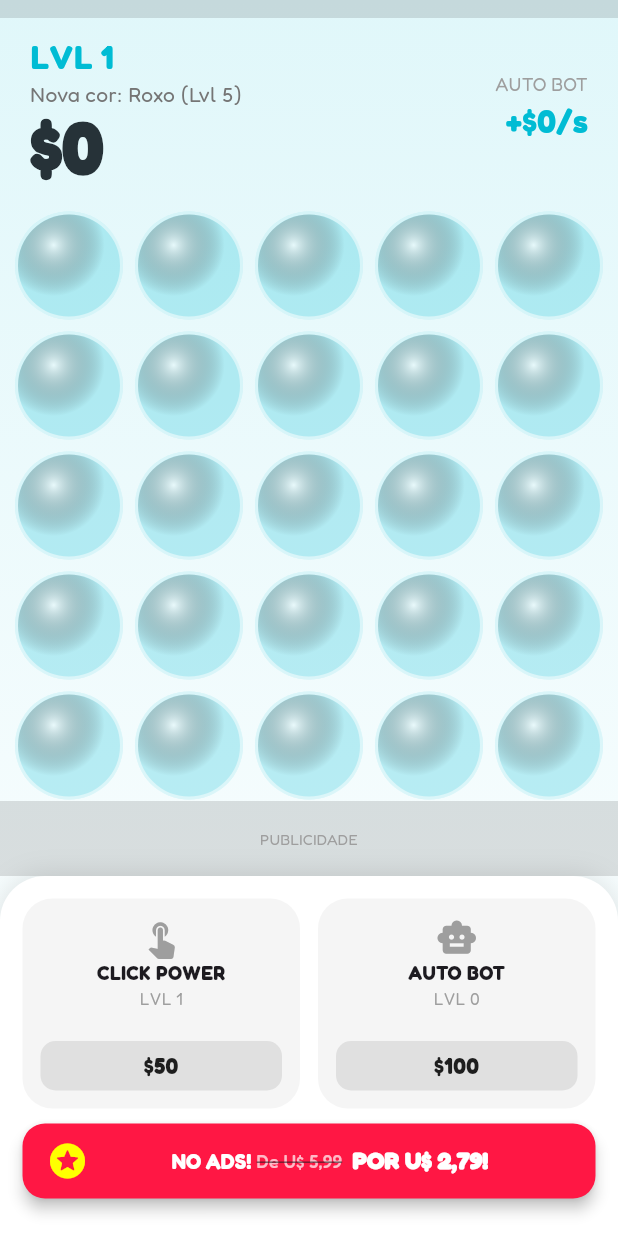
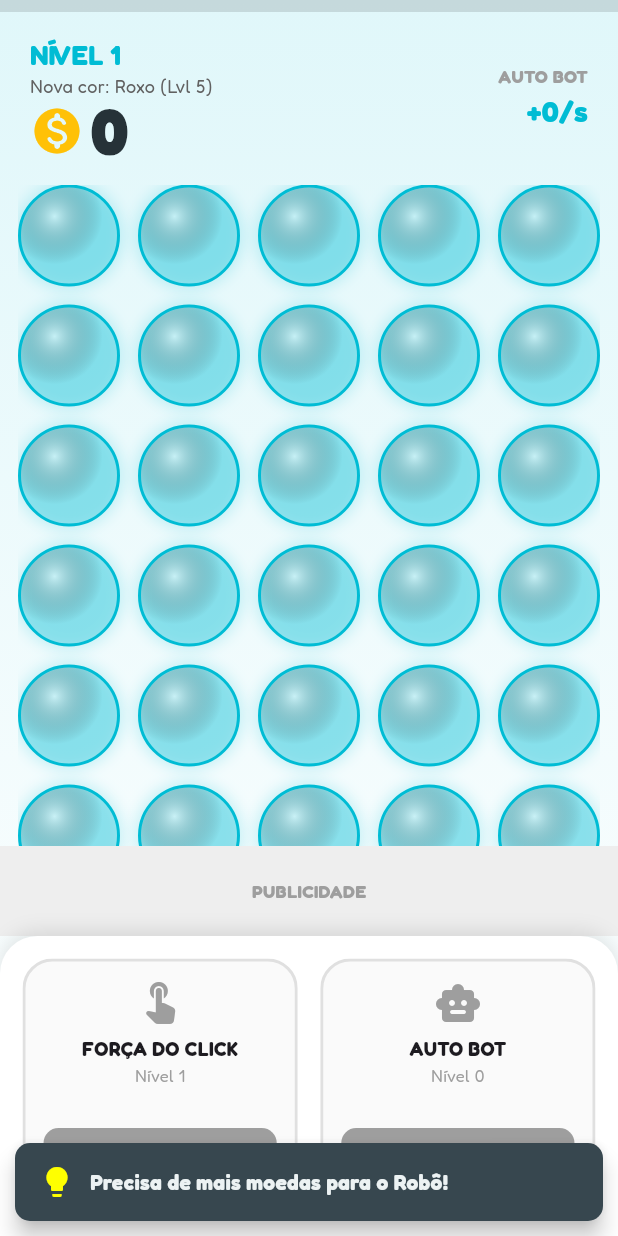
Before and after one commit to felipergalvao/plastico-bolha, a Flutter app: the screen it shows after launch, after a tap on "AUTO BOT", on a phone screen of 412 x 824 dp. Run offline on Flutter 3.47's test engine with Material 3 defaults, Android fonts, the phone set to English and light mode, and no system bars; our stand-ins replace audioplayers, google_fonts, google_mobile_ads, shared_preferences, vibration; network calls fail.

Commit message:
fix: layout, touch accuracy and add tutorial tips

```diff
--- a/lib/main.dart
+++ b/lib/main.dart
@@ -26,7 +26,12 @@ class BubbleTycoonApp extends StatelessWidget {
       debugShowCheckedModeBanner: false,
       theme: ThemeData(
         useMaterial3: true,
+        // Fonte divertida e moderna para todo o app
         textTheme: GoogleFonts.fredokaTextTheme(),
+        colorScheme: ColorScheme.fromSeed(
+          seedColor: Colors.cyan,
+          brightness: Brightness.light,
+        ),
       ),
       home: const GameScreen(),
     );
@@ -41,7 +46,7 @@ class GameScreen extends StatefulWidget {
 }
 
 class _GameScreenState extends State<GameScreen> with WidgetsBindingObserver {
-  // --- Estado ---
+  // --- Variáveis de Estado do Jogo ---
   double money = 0;
   double totalEarnings = 0;
   int clickValue = 1;
@@ -51,18 +56,22 @@ class _GameScreenState extends State<GameScreen> with WidgetsBindingObserver {
   double costClickUpgrade = 50;
   double costAutoUpgrade = 100;
 
+  // --- Sistema e Recursos ---
   final AudioPlayer _sfxPlayer = AudioPlayer();
   BannerAd? _bannerAd;
   bool _isBannerAdLoaded = false;
   InterstitialAd? _interstitialAd;
   Timer? _autoClickTimer;
+  bool _hasShownFirstTip = false; // Controle para o tutorial
 
-  // Grid Config (8 linhas para caber tudo e rolar se precisar)
+  // --- Configuração da Grade ---
+  // Reduzido para 7 linhas para garantir espaço pro Ad
   final int _columns = 5;
-  final int _rows = 8;
+  final int _rows = 7;
   late int _totalBubbles;
-  final double _gridPadding = 10.0;
+  final double _gridPadding = 12.0;
 
+  // Chaves para controlar cada bolha individualmente
   late List<GlobalKey<_BubbleWidgetState>> _bubbleKeys;
 
   @override
@@ -73,11 +82,18 @@ class _GameScreenState extends State<GameScreen> with WidgetsBindingObserver {
     _bubbleKeys = List.generate(_totalBubbles, (_) => GlobalKey<_BubbleWidgetState>());
 
     _sfxPlayer.setReleaseMode(ReleaseMode.stop);
-    _loadProgress();
-    _startAutoClicker();
+    _loadProgress(); // Carrega o jogo salvo
 
     _initBannerAd();
     _loadInterstitialAd();
+
+    // Dica inicial após um pequeno delay
+    Future.delayed(const Duration(seconds: 2), () {
+      if (totalEarnings == 0) {
+        _showTip("Bem-vindo! Toque nas bolhas para ganhar 'Moedas'!");
+        _hasShownFirstTip = true;
+      }
+    });
   }
 
   @override
@@ -90,6 +106,7 @@ class _GameScreenState extends State<GameScreen> with WidgetsBindingObserver {
     super.dispose();
   }
 
+  // --- Ciclo de Vida do App (Pausa o Bot quando sai) ---
   @override
   void didChangeAppLifecycleState(AppLifecycleState state) {
     if (state == AppLifecycleState.paused) {
@@ -109,35 +126,7 @@ class _GameScreenState extends State<GameScreen> with WidgetsBindingObserver {
     }
   }
 
-  // --- Lógica Matemática e Swipe ---
-
-  // Função crítica: Converte o toque na tela em índice da bolha
-  void _handleSwipe(Offset localPos, Size gridSize) {
-    // Área útil da grid descontando o padding
-    double activeWidth = gridSize.width - (_gridPadding * 2);
-    double activeHeight = gridSize.height - (_gridPadding * 2);
-
-    // Posição relativa dentro da área útil
-    double dx = localPos.dx - _gridPadding;
-    double dy = localPos.dy - _gridPadding;
-
-    // Se saiu da área, ignora
-    if (dx < 0 || dy < 0 || dx > activeWidth || dy > activeHeight) return;
-
-    // Tamanho exato de cada célula
-    double cellWidth = activeWidth / _columns;
-    double cellHeight = activeHeight / _rows;
-
-    int col = (dx / cellWidth).floor();
-    int row = (dy / cellHeight).floor();
-
-    if (col >= 0 && col < _columns && row >= 0 && row < _rows) {
-      int index = row * _columns + col;
-      if (index >= 0 && index < _totalBubbles) {
-        _bubbleKeys[index].currentState?.pop();
-      }
-    }
-  }
+  // --- Lógica do Jogo e Matemática ---
 
   String formatMoney(double value) {
     if (value >= 1000000) return "${(value / 1000000).toStringAsFixed(2)}M";
@@ -155,9 +144,9 @@ class _GameScreenState extends State<GameScreen> with WidgetsBindingObserver {
 
   Color get levelColor {
     int lvl = currentLevel;
-    if (lvl >= 20) return const Color(0xFF00FF41);
-    if (lvl >= 10) return const Color(0xFFFFD700);
-    if (lvl >= 5) return const Color(0xFFBC13FE);
+    if (lvl >= 20) return const Color(0xFF00FF41); // Verde Hacker
+    if (lvl >= 10) return const Color(0xFFFFD700); // Ouro
+    if (lvl >= 5) return const Color(0xFFBC13FE);  // Roxo
     return Colors.cyan;
   }
 
@@ -166,7 +155,7 @@ class _GameScreenState extends State<GameScreen> with WidgetsBindingObserver {
     if (lvl < 5) return "Nova cor: Roxo (Lvl 5)";
     if (lvl < 10) return "Nova cor: Ouro (Lvl 10)";
     if (lvl < 20) return "Nova cor: Hacker (Lvl 20)";
-    return "Mestre das Bolhas!";
+    return "Você é um Mestre!";
   }
 
   void _addMoney(double amount) {
@@ -175,31 +164,73 @@ class _GameScreenState extends State<GameScreen> with WidgetsBindingObserver {
       int oldLevel = currentLevel;
       money += amount;
       totalEarnings += amount;
-      if (currentLevel > oldLevel) _onLevelUp();
+
+      // Verifica se subiu de nível
+      if (currentLevel > oldLevel) {
+        _onLevelUp();
+      }
+
+      // Dicas contextuais baseadas no dinheiro
+      if (!_hasShownFirstTip && money >= 40 && money < costClickUpgrade) {
+        _showTip("Dica: Use suas 'Moedas' na Loja para melhorar seu poder!");
+        _hasShownFirstTip = true;
+      }
+       if (currentLevel == 4 || currentLevel == 9 || currentLevel == 19) {
+        // Avisa antes de mudar de cor
+        if (currentLevelProgress > 0.8) {
+           _showTip("Quase lá! Nova cor incrível no próximo nível!");
+        }
+      }
     });
   }
 
   void _onLevelUp() {
+    // Tenta mostrar anúncio interstitial ao passar de nível
     if (_interstitialAd != null) {
       _interstitialAd!.show();
       _loadInterstitialAd();
     }
     _playSound('cash.wav');
+    _showTip("LEVEL UP! Nível ${currentLevel} alcançado!", isImportant: true);
+  }
+
+  // Função chamada pela bolha quando é estourada
+  void _onPop() {
+    _addMoney(clickValue.toDouble());
+    _playSound('pop.wav');
+    if (!kIsWeb) Vibration.vibrate(duration: 15);
+
+    // Dica de deslizar depois de alguns cliques
+    if (totalEarnings > 20 && totalEarnings < 30 && !_hasShownFirstTip) {
+        _showTip("Dica Pro: Arraste o dedo para estourar várias seguidas!");
+        _hasShownFirstTip = true;
+    }
+  }
+
+  void _playSound(String file) => _sfxPlayer.play(AssetSource('audio/$file'), volume: 0.5);
+
+  // Sistema de Dicas (Tutorial)
+  void _showTip(String message, {bool isImportant = false}) {
+    ScaffoldMessenger.of(context).hideCurrentSnackBar();
     ScaffoldMessenger.of(context).showSnackBar(
       SnackBar(
-        backgroundColor: levelColor,
-        content: Text("LEVEL UP! ${currentLevel}", style: const TextStyle(fontWeight: FontWeight.bold, color: Colors.black)),
+        content: Row(
+          children: [
+            Icon(isImportant ? Icons.stars : Icons.lightbulb, color: Colors.yellowAccent),
+            const SizedBox(width: 10),
+            Expanded(child: Text(message, style: const TextStyle(fontWeight: FontWeight.bold))),
+          ],
+        ),
+        backgroundColor: isImportant ? levelColor : Colors.blueGrey.shade800,
+        behavior: SnackBarBehavior.floating,
+        shape: RoundedRectangleBorder(borderRadius: BorderRadius.circular(10)),
+        margin: const EdgeInsets.all(10),
+        duration: Duration(seconds: isImportant ? 4 : 3),
       ),
     );
   }
 
-  void _onPop() {
-    _addMoney(clickValue.toDouble());
-    _playSound('pop.wav');
-    if (!kIsWeb) Vibration.vibrate(duration: 20);
-  }
-
-  void _playSound(String file) => _sfxPlayer.play(AssetSource('audio/$file'), volume: 0.5);
+  // --- Persistência (Salvar/Carregar) ---
 
   Future<void> _saveProgress() async {
     final prefs = await SharedPreferences.getInstance();
@@ -216,6 +247,8 @@ class _GameScreenState extends State<GameScreen> with WidgetsBindingObserver {
       totalEarnings = prefs.getDouble('totalEarnings') ?? 0;
       levelClick = prefs.getInt('levelClick') ?? 1;
       levelAuto = prefs.getInt('levelAuto') ?? 0;
+
+      // Recalcula custos e força
       clickValue = levelClick;
       autoClickRate = levelAuto * 2.0;
       costClickUpgrade = (50 * pow(1.5, levelClick - 1)).toDouble();
@@ -224,9 +257,11 @@ class _GameScreenState extends State<GameScreen> with WidgetsBindingObserver {
     });
   }
 
+  // --- Configuração de Ads ---
+
   void _initBannerAd() {
     _bannerAd = BannerAd(
-      adUnitId: 'ca-app-pub-3940256099942544/6300978111',
+      adUnitId: 'ca-app-pub-3940256099942544/6300978111', // ID de Teste Google
       size: AdSize.banner,
       request: const AdRequest(),
       listener: BannerAdListener(
@@ -238,7 +273,7 @@ class _GameScreenState extends State<GameScreen> with WidgetsBindingObserver {
 
   void _loadInterstitialAd() {
     InterstitialAd.load(
-      adUnitId: 'ca-app-pub-3940256099942544/1033173712',
+      adUnitId: 'ca-app-pub-3940256099942544/1033173712', // ID de Teste Google
       request: const AdRequest(),
       adLoadCallback: InterstitialAdLoadCallback(
         onAdLoaded: (ad) {
@@ -273,76 +308,79 @@ class _GameScreenState extends State<GameScreen> with WidgetsBindingObserver {
         child: SafeArea(
           child: Column(
             children: [
+              // Barra de Progresso do Nível
               LinearProgressIndicator(
                 value: currentLevelProgress,
                 backgroundColor: Colors.black12,
                 color: levelColor,
-                minHeight: 12,
+                minHeight: 8,
               ),
+
+              // Cabeçalho de Informações
               Padding(
-                padding: const EdgeInsets.symmetric(horizontal: 20, vertical: 10),
+                padding: const EdgeInsets.symmetric(horizontal: 20, vertical: 15),
                 child: Row(
                   mainAxisAlignment: MainAxisAlignment.spaceBetween,
                   children: [
                     Column(crossAxisAlignment: CrossAxisAlignment.start, children: [
-                      Text("LVL $currentLevel", style: TextStyle(fontSize: 22, color: levelColor, fontWeight: FontWeight.bold)),
-                      Text(nextGoalText, style: TextStyle(fontSize: 14, color: Colors.grey.shade600)),
-                      Text("\$${formatMoney(money)}",
+                      Text("NÍVEL $currentLevel", style: TextStyle(fontSize: 18, color: levelColor, fontWeight: FontWeight.bold)),
+                      Text(nextGoalText, style: TextStyle(fontSize: 12, color: Colors.grey.shade700)),
+                      Row(
+                        children: [
+                          // Ícone de Moeda para deixar claro
+                          Icon(Icons.monetization_on_rounded, color: Colors.amber, size: 36),
+                          const SizedBox(width: 5),
+                          Text(formatMoney(money),
                             style: TextStyle(
-                          fontSize: 48, fontWeight: FontWeight.w900, height: 1,
+                              fontSize: 42, fontWeight: FontWeight.w900, height: 1,
                               color: Colors.blueGrey.shade900,
                             )
                           ),
+                        ],
+                      ),
                     ]),
                     Column(crossAxisAlignment: CrossAxisAlignment.end, children: [
-                      const Text("AUTO BOT", style: TextStyle(fontSize: 12, color: Colors.grey)),
-                      Text("+\$${formatMoney(autoClickRate)}/s", style: TextStyle(fontSize: 22, fontWeight: FontWeight.bold, color: levelColor)),
+                      const Text("AUTO BOT", style: TextStyle(fontSize: 12, color: Colors.grey, fontWeight: FontWeight.bold)),
+                      Text("+${formatMoney(autoClickRate)}/s", style: TextStyle(fontSize: 20, fontWeight: FontWeight.bold, color: levelColor)),
                     ]),
                   ],
                 ),
               ),
 
-              // --- ÁREA DO JOGO COM SWIPE ---
+              // --- ÁREA DO JOGO (GRID) ---
               Expanded(
-                child: LayoutBuilder(
-                  builder: (context, constraints) {
-                    // GestureDetector aqui captura o arrastar do dedo sobre a Grid inteira
-                    return GestureDetector(
-                      onPanUpdate: (details) => _handleSwipe(details.localPosition, constraints.biggest),
-                      onPanDown: (details) => _handleSwipe(details.localPosition, constraints.biggest),
+                child: Padding(
+                  padding: EdgeInsets.symmetric(horizontal: _gridPadding),
                   child: GridView.builder(
-                        padding: EdgeInsets.all(_gridPadding),
-                        physics: const NeverScrollableScrollPhysics(),
+                    physics: const NeverScrollableScrollPhysics(), // Sem scroll
                     gridDelegate: SliverGridDelegateWithFixedCrossAxisCount(
                       crossAxisCount: _columns,
-                          mainAxisSpacing: 8,
-                          crossAxisSpacing: 8,
+                      mainAxisSpacing: _gridPadding,
+                      crossAxisSpacing: _gridPadding,
+                      childAspectRatio: 1.0, // Bolhas perfeitamente redondas
                     ),
                     itemCount: _totalBubbles,
                     itemBuilder: (context, index) => BubbleWidget(
                       key: _bubbleKeys[index],
-                          onPop: _onPop,
+                      onPop: _onPop, // Passa a função de ganhar dinheiro
                       activeColor: levelColor,
                     ),
                   ),
-                    );
-                  }
                 ),
               ),
 
-              // --- ESPAÇO DO BANNER (FIXO) ---
-              // Sempre ocupa 50px de altura, carregando ou não
+              // --- ESPAÇO DO BANNER (FIXO E SEPARADO) ---
               Container(
-                height: 50,
+                height: 60, // Altura padrão do banner
                 width: double.infinity,
-                color: _isBannerAdLoaded ? Colors.white : Colors.black12,
+                color: Colors.grey.shade200, // Cor de fundo para destacar do jogo
                 alignment: Alignment.center,
                 child: _isBannerAdLoaded
                     ? AdWidget(ad: _bannerAd!)
-                    : const Text("PUBLICIDADE", style: TextStyle(fontSize: 10, color: Colors.grey)),
+                    : const Text("PUBLICIDADE", style: TextStyle(fontSize: 12, color: Colors.grey, fontWeight: FontWeight.bold)),
               ),
 
-              // --- LOJA RESTAURADA ---
+              // --- LOJA ---
               _buildStore(),
             ],
           ),
@@ -353,22 +391,18 @@ class _GameScreenState extends State<GameScreen> with WidgetsBindingObserver {
 
   Widget _buildStore() {
     return Container(
-      height: 240, // Altura maior para caber o botão No Ads
+      height: 200,
       padding: const EdgeInsets.fromLTRB(15, 15, 15, 25),
       decoration: BoxDecoration(
         color: Colors.white,
-        borderRadius: const BorderRadius.vertical(top: Radius.circular(30)),
-        boxShadow: [BoxShadow(color: Colors.black12, blurRadius: 15)],
+        borderRadius: const BorderRadius.vertical(top: Radius.circular(25)),
+        boxShadow: [BoxShadow(color: Colors.black.withOpacity(0.1), blurRadius: 10, offset: Offset(0, -3))],
       ),
-      child: Column(
-        children: [
-          Expanded(
       child: Row(
-              crossAxisAlignment: CrossAxisAlignment.stretch,
         children: [
           Expanded(child: _UpgradeCard(
-                  title: "CLICK POWER", level: levelClick, cost: costClickUpgrade,
-                  icon: Icons.touch_app, canBuy: money >= costClickUpgrade,
+            title: "FORÇA DO CLICK", level: levelClick, cost: costClickUpgrade,
+            icon: Icons.touch_app_rounded, canBuy: money >= costClickUpgrade,
             formatCost: formatMoney,
             onTap: () {
               if (money >= costClickUpgrade) {
@@ -380,13 +414,15 @@ class _GameScreenState extends State<GameScreen> with WidgetsBindingObserver {
                   costClickUpgrade *= 1.5;
                 });
                 _saveProgress();
+              } else {
+                 _showTip("Moedas insuficientes! Continue estourando!");
               }
             },
           )),
-                const SizedBox(width: 12),
+          const SizedBox(width: 15),
           Expanded(child: _UpgradeCard(
             title: "AUTO BOT", level: levelAuto, cost: costAutoUpgrade,
-                  icon: Icons.smart_toy, canBuy: money >= costAutoUpgrade,
+            icon: Icons.smart_toy_rounded, canBuy: money >= costAutoUpgrade,
             formatCost: formatMoney,
             onTap: () {
               if (money >= costAutoUpgrade) {
@@ -399,53 +435,18 @@ class _GameScreenState extends State<GameScreen> with WidgetsBindingObserver {
                   _startAutoClicker();
                 });
                 _saveProgress();
+              } else {
+                _showTip("Precisa de mais moedas para o Robô!");
               }
             },
           )),
-              ],
-            ),
-          ),
-          const SizedBox(height: 10),
-          // Botão NO ADS Restaurado
-          SizedBox(
-            width: double.infinity,
-            height: 50,
-            child: ElevatedButton.icon(
-              onPressed: () {
-                ScaffoldMessenger.of(context).showSnackBar(
-                  const SnackBar(content: Text("Loja em manutenção. Em breve!")),
-                );
-              },
-              icon: const Icon(Icons.stars_rounded, color: Colors.yellowAccent, size: 28),
-              label: Row(
-                mainAxisAlignment: MainAxisAlignment.center,
-                children: [
-                  const Text("NO ADS! ", style: TextStyle(color: Colors.white, fontWeight: FontWeight.bold, fontSize: 14)),
-                  Text("De U\$ 5,99 ",
-                    style: TextStyle(
-                      color: Colors.white70,
-                      fontSize: 12,
-                      decoration: TextDecoration.lineThrough,
-                    )
-                  ),
-                  const Text(" POR U\$ 2,79!",
-                    style: TextStyle(color: Colors.white, fontWeight: FontWeight.w900, fontSize: 16)
-                  ),
-                ],
-              ),
-              style: ElevatedButton.styleFrom(
-                backgroundColor: Colors.redAccent.shade400,
-                elevation: 4,
-                shape: RoundedRectangleBorder(borderRadius: BorderRadius.circular(15)),
-              ),
-            ),
-          )
         ],
       ),
     );
   }
 }
 
+// --- WIDGET DA BOLHA (Com Detector de Toque Próprio) ---
 class BubbleWidget extends StatefulWidget {
   final VoidCallback onPop;
   final Color activeColor;
@@ -461,36 +462,64 @@ class _BubbleWidgetState extends State<BubbleWidget> with SingleTickerProviderSt
   @override
   void initState() {
     super.initState();
-    _controller = AnimationController(vsync: this, duration: const Duration(milliseconds: 100));
+    _controller = AnimationController(vsync: this, duration: const Duration(milliseconds: 80));
   }
 
   void pop() {
     if (isPopped) return;
     setState(() => isPopped = true);
     _controller.forward().then((_) => _controller.reverse());
-    widget.onPop();
-    Future.delayed(Duration(milliseconds: 2000 + Random().nextInt(2500)), () {
+    widget.onPop(); // Ganha o dinheiro
+
+    // Respawn aleatório (1.5s a 3.5s)
+    Future.delayed(Duration(milliseconds: 1500 + Random().nextInt(2000)), () {
       if (mounted) setState(() => isPopped = false);
     });
   }
 
   @override
   Widget build(BuildContext context) {
-    return ScaleTransition(
-      scale: Tween(begin: 1.0, end: 0.8).animate(_controller),
+    // CORREÇÃO DO TOQUE: O GestureDetector é dono da bolha
+    return GestureDetector(
+      onTap: pop, // Clicou na bolha, chama o pop da bolha
+      // Permite arrastar o dedo para estourar várias
+      onPanDown: (_) => pop(),
+      onPanUpdate: (details) {
+        // Verifica se o dedo ainda está dentro da área da bolha
+        RenderBox box = context.findRenderObject() as RenderBox;
+        Offset localPosition = box.globalToLocal(details.globalPosition);
+        if (box.paintBounds.contains(localPosition)) {
+            pop();
+        }
+      },
+      child: ScaleTransition(
+        scale: Tween(begin: 1.0, end: 0.85).animate(_controller),
         child: AnimatedContainer(
-        duration: const Duration(milliseconds: 200),
+          duration: const Duration(milliseconds: 300),
           decoration: BoxDecoration(
             shape: BoxShape.circle,
-          color: isPopped ? Colors.black.withOpacity(0.05) : widget.activeColor.withOpacity(0.25),
-          border: Border.all(color: isPopped ? Colors.transparent : Colors.white.withOpacity(0.5), width: 2),
+            color: isPopped
+                ? Colors.grey.withOpacity(0.1)
+                : widget.activeColor.withOpacity(0.3),
+            border: Border.all(
+              color: isPopped ? Colors.transparent : widget.activeColor,
+              width: 2
+            ),
+            boxShadow: isPopped ? [] : [
+              BoxShadow(
+                color: widget.activeColor.withOpacity(0.2),
+                blurRadius: 8,
+                spreadRadius: 2,
+              )
+            ],
           ),
           child: isPopped ? null : Container(
             decoration: const BoxDecoration(
               shape: BoxShape.circle,
               gradient: RadialGradient(
                 center: Alignment(-0.3, -0.4),
-              colors: [Colors.white70, Colors.transparent],
+                colors: [Colors.white54, Colors.transparent],
+              ),
             ),
           ),
         ),
@@ -505,6 +534,7 @@ class _BubbleWidgetState extends State<BubbleWidget> with SingleTickerProviderSt
   }
 }
 
+// --- CARD DA LOJA (Visual Melhorado) ---
 class _UpgradeCard extends StatelessWidget {
   final String title;
   final int level;
@@ -522,34 +552,46 @@ class _UpgradeCard extends StatelessWidget {
 
   @override
   Widget build(BuildContext context) {
-    return InkWell(
+    return Material(
+      color: Colors.transparent,
+      child: InkWell(
         onTap: onTap,
-      child: AnimatedContainer(
-        duration: const Duration(milliseconds: 200),
-        padding: const EdgeInsets.all(10),
+        borderRadius: BorderRadius.circular(20),
+        child: Ink(
+          padding: const EdgeInsets.all(12),
           decoration: BoxDecoration(
-          color: canBuy ? Colors.white : Colors.grey.shade100,
+            color: canBuy ? Colors.white : Colors.grey.shade50,
             borderRadius: BorderRadius.circular(20),
-          border: Border.all(color: canBuy ? Colors.blueAccent : Colors.transparent, width: 2),
+            border: Border.all(color: canBuy ? Colors.blueAccent : Colors.grey.shade300, width: 2),
+            boxShadow: canBuy ? [BoxShadow(color: Colors.blue.withOpacity(0.1), blurRadius: 5, offset: Offset(0, 2))] : [],
           ),
           child: Column(
+            mainAxisAlignment: MainAxisAlignment.center,
             children: [
-            Icon(icon, color: canBuy ? Colors.blueAccent : Colors.grey, size: 28),
-            Text(title, textAlign: TextAlign.center, style: const TextStyle(fontWeight: FontWeight.bold, fontSize: 13)),
-            Text("LVL $level", style: const TextStyle(fontSize: 11, color: Colors.grey)),
+              Icon(icon, color: canBuy ? Colors.blueAccent : Colors.grey, size: 32),
+              const SizedBox(height: 5),
+              Text(title, style: const TextStyle(fontWeight: FontWeight.bold, fontSize: 13)),
+              Text("Nível $level", style: const TextStyle(fontSize: 11, color: Colors.grey)),
               const Spacer(),
               Container(
                 width: double.infinity,
                 padding: const EdgeInsets.symmetric(vertical: 6),
                 decoration: BoxDecoration(
-                color: canBuy ? Colors.greenAccent : Colors.grey.shade300,
+                  color: canBuy ? Colors.green : Colors.grey,
                   borderRadius: BorderRadius.circular(10)
                 ),
-              child: Text("\$${formatCost(cost)}",
-                textAlign: TextAlign.center,
-                style: const TextStyle(color: Colors.black87, fontWeight: FontWeight.bold, fontSize: 15)),
+                child: Row(
+                  mainAxisAlignment: MainAxisAlignment.center,
+                  children: [
+                    Icon(Icons.monetization_on, color: Colors.white, size: 16),
+                    const SizedBox(width: 4),
+                    Text(formatCost(cost),
+                      style: const TextStyle(color: Colors.white, fontWeight: FontWeight.bold, fontSize: 15)),
+                  ],
+                ),
               )
             ],
+          ),
         ),
       ),
     );
```
Lines whose indentation alone changed are shown as unchanged.
